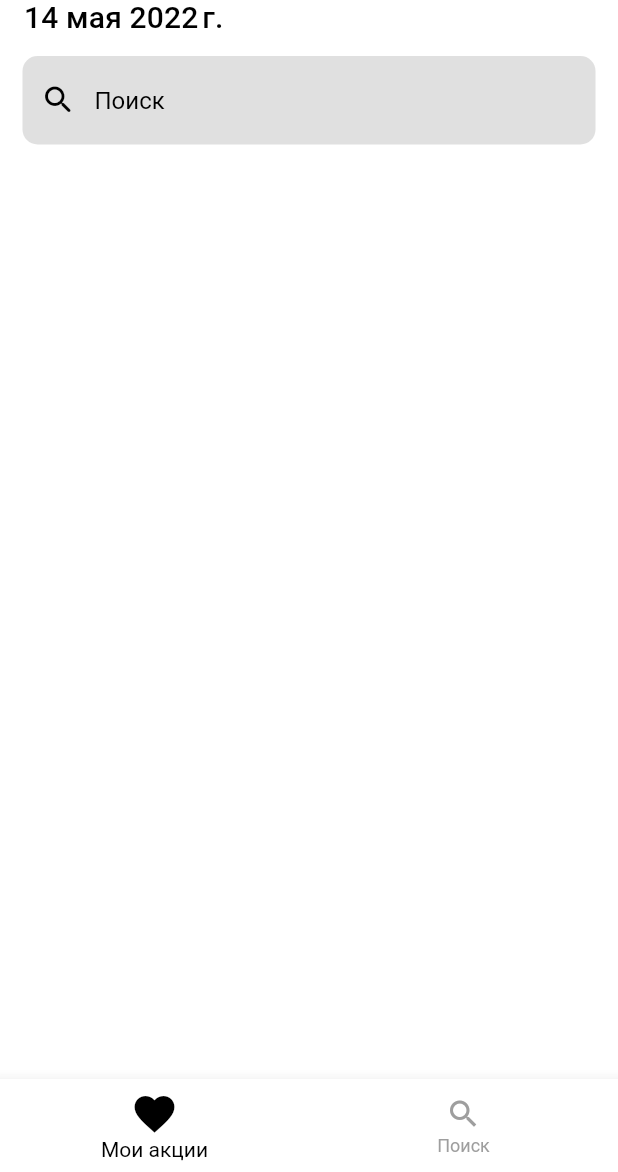
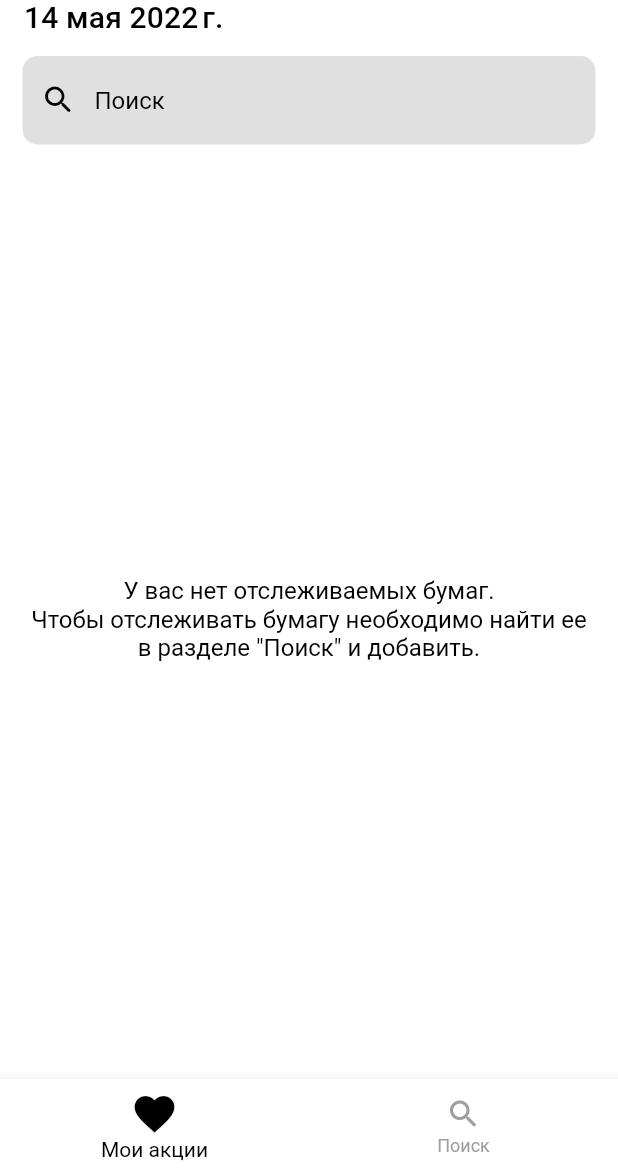
Before and after one commit to EgorShiryaev/Stonks, a Flutter app: the screen it shows after launch, on a phone screen of 412 x 824 dp, the part 64-1236 px from its top. Run offline on Flutter 3.47's test engine with Material 2 defaults, Android fonts, the phone set to English and light mode, and no system bars; our stand-ins replace connectivity_plus, dartz, flutter_bloc, get_it, google_fonts, hive and 1 more; accounts and stored records are empty.

Commit message:
Реализовано добавление в раздел "Мои акции"

```diff
--- a/lib/main.dart
+++ b/lib/main.dart
@@ -2,7 +2,6 @@ import 'package:flutter/material.dart';
 import 'package:flutter_bloc/flutter_bloc.dart';
 import 'package:hive_flutter/hive_flutter.dart';
 import 'package:intl/date_symbol_data_local.dart';
-import 'package:provider/provider.dart';
 import 'package:stonks/app_theme.dart';
 import 'package:stonks/dependecy_injection.dart';
 import 'package:stonks/presentation/BLoCs/search_stock_cubit.dart';
--- a/lib/presentation/BLoCs/follow_stock_cubit.dart
+++ b/lib/presentation/BLoCs/follow_stock_cubit.dart
@@ -8,7 +8,7 @@ class FollowStockCubit extends Cubit<FollowStockState> {
 
   FollowStockCubit({required FollowStockUseCases useCases})
       : _useCases = useCases,
-        super(FollowStockEmptyState());
+        super(FollowStockInitialState());
 
   void loadFollowedStocks() async {
     emit(FollowStockLoadingState());
@@ -25,7 +25,7 @@ class FollowStockCubit extends Cubit<FollowStockState> {
 
     final result = await _useCases.searchInFollowed(searchText);
     emit(result.fold<FollowStockState>(
-      (l) => FollowStockSearchedState(stocks: l),
+      (l) => FollowStockSearchedState(stocks: l, searchText: searchText),
       (r) => FollowStockErrorState(message: r),
     ));
   }
--- a/lib/presentation/BLoCs/follow_stock_state.dart
+++ b/lib/presentation/BLoCs/follow_stock_state.dart
@@ -2,7 +2,7 @@ import 'package:stonks/domain/entity/stock_entity.dart';
 
 abstract class FollowStockState {}
 
-class FollowStockEmptyState extends FollowStockState {}
+class FollowStockInitialState extends FollowStockState {}
 
 class FollowStockLoadingState extends FollowStockState {}
 
@@ -13,9 +13,10 @@ class FollowStockLoadedState extends FollowStockState {
 }
 
 class FollowStockSearchedState extends FollowStockState {
+  final String searchText;
   final List<StockEntity> stocks;
 
-  FollowStockSearchedState({required this.stocks});
+  FollowStockSearchedState({required this.searchText, required this.stocks});
 }
 
 class FollowStockErrorState extends FollowStockState {
--- a/lib/presentation/BLoCs/search_stock_cubit.dart
+++ b/lib/presentation/BLoCs/search_stock_cubit.dart
@@ -6,17 +6,27 @@ import '../../domain/usecases/search_stock_usecases.dart';
 class SearchStockCubit extends Cubit<SearchStockState> {
   final SearchStockUseCases _useCases;
 
+  int nRequestSendedNow = 0;
+
   SearchStockCubit({required SearchStockUseCases useCases})
       : _useCases = useCases,
-        super(SearchStockEmptyState());
+        super(SearchStockInitialState());
 
   void searchStocks(String searchText) async {
     emit(SearchStockLoadingState());
 
+    nRequestSendedNow++;
     final result = await _useCases.search(searchText);
-    emit(result.fold<SearchStockState>(
-      (l) => SearchStockLoadedState(stocks: l),
-      (r) => SearchStockErrorState(message: r),
-    ));
+    nRequestSendedNow--;
+    if (nRequestSendedNow == 0) {
+      emit(result.fold<SearchStockState>(
+        (l) => SearchStockLoadedState(stocks: l, query: searchText),
+        (r) => SearchStockErrorState(message: r),
+      ));
+    }
+  }
+
+  void stopSearching() {
+    emit(SearchStockInitialState());
   }
 }
--- a/lib/presentation/BLoCs/search_stock_state.dart
+++ b/lib/presentation/BLoCs/search_stock_state.dart
@@ -2,14 +2,15 @@ import '../../domain/entity/stock_entity.dart';
 
 abstract class SearchStockState {}
 
-class SearchStockEmptyState extends SearchStockState {}
+class SearchStockInitialState extends SearchStockState {}
 
 class SearchStockLoadingState extends SearchStockState {}
 
 class SearchStockLoadedState extends SearchStockState {
+  final String query;
   final List<StockEntity> stocks;
 
-  SearchStockLoadedState({required this.stocks});
+  SearchStockLoadedState({required this.query, required this.stocks});
 }
 
 class SearchStockErrorState extends SearchStockState {
--- a/lib/presentation/screens/follow_stocks_screen.dart
+++ b/lib/presentation/screens/follow_stocks_screen.dart
@@ -4,60 +4,58 @@ import 'package:flutter/material.dart';
 import 'package:flutter_bloc/flutter_bloc.dart';
 import 'package:stonks/presentation/BLoCs/follow_stock_cubit.dart';
 import 'package:stonks/presentation/BLoCs/follow_stock_state.dart';
-import 'package:stonks/presentation/widgets/follow_stocks_list.dart';
+import 'package:stonks/presentation/widgets/center_text.dart';
+import 'package:stonks/presentation/widgets/stocks_list.dart';
+import 'package:stonks/presentation/widgets/search_stroke.dart';
+
+import '../widgets/center_loader.dart';
+import '../widgets/stonk_widgets/stock_widget_type.dart';
 
 class FollowStocksScreen extends StatelessWidget {
   const FollowStocksScreen({Key? key}) : super(key: key);
 
+  static const emptyListText =
+      'У вас нет отслеживаемых бумаг.\nЧтобы отслеживать бумагу необходимо найти ее в разделе "Поиск" и добавить.';
+
   @override
   Widget build(BuildContext context) {
-    return BlocBuilder<FollowStockCubit, FollowStockState>(
+    return Column(
+      children: [
+        SearchStroke(
+          search: BlocProvider.of<FollowStockCubit>(context).searchStocks,
+          clear: BlocProvider.of<FollowStockCubit>(context).loadFollowedStocks,
+        ),
+        Expanded(
+          child: BlocBuilder<FollowStockCubit, FollowStockState>(
             builder: (context, state) {
               log(state.toString());
-        if (state is FollowStockEmptyState) {
-          return _buildEmptyFollowedStocks(context);
-        } else if (state is FollowStockLoadingState) {
-          return const Center(child: CircularProgressIndicator.adaptive());
+              if (state is FollowStockInitialState ||
+                  state is FollowStockLoadingState) {
+                return const CenterLoader();
               } else if (state is FollowStockErrorState) {
-          return _buildError(context, state.message);
+                return CenterText(text: state.message);
+              } else if (state is FollowStockLoadedState) {
+                log(state.stocks.toString());
+                return StocksList(
+                  stocks: state.stocks,
+                  emptyWidget: const CenterText(text: emptyListText),
+                  childrenType: StockWidgetType.follow,
+                );
               } else if (state is FollowStockSearchedState) {
-          return FollowStocksList(stocks: state.stocks);
-        } else if (state is FollowStockLoadedState) {
-          return FollowStocksList(stocks: state.stocks);
+                return StocksList(
+                  stocks: state.stocks,
+                  emptyWidget: CenterText(
+                    text: 'По запросу "${state.searchText}" ничего не найдено',
+                  ),
+                  childrenType: StockWidgetType.follow,
+                );
               } else {
-          return _buildUnknowedState(context);
+                return const CenterText(text: 'Неизвестное состояние');
               }
             },
-    );
-  }
-
-  Widget _buildEmptyFollowedStocks(BuildContext context) {
-    return Center(
-      child: Text(
-        'У вас нет отслеживаемых бумаг.\nЧтобы отслеживать бумагу необходимо найти ее по поиску и добавить.',
-        style: Theme.of(context).textTheme.caption,
-        textAlign: TextAlign.center,
           ),
-    );
-  }
-
-  Widget _buildError(BuildContext context, String message) {
-    return Center(
-      child: Text(
-        message,
-        style: Theme.of(context).textTheme.caption,
-        textAlign: TextAlign.center,
         ),
-    );
-  }
-
-  Widget _buildUnknowedState(BuildContext context) {
-    return Center(
-      child: Text(
-        'Неизвестная ошибка',
-        style: Theme.of(context).textTheme.caption,
-        textAlign: TextAlign.center,
-      ),
+      ],
     );
   }
 }
--- a/lib/presentation/screens/home_screen.dart
+++ b/lib/presentation/screens/home_screen.dart
@@ -1,5 +1,6 @@
 import 'package:flutter/material.dart';
 import 'package:stonks/presentation/screens/follow_stocks_screen.dart';
+import 'package:stonks/presentation/screens/search_stocks_screen.dart';
 import 'package:stonks/presentation/widgets/stonks_app_bar_content.dart';
 
 class HomeScreen extends StatefulWidget {
@@ -9,13 +10,12 @@ class HomeScreen extends StatefulWidget {
   State<HomeScreen> createState() => _HomeScreenState();
 }
 
-const pages = [
-  FollowStocksScreen(),
-  Center(child: Text('SEARCH STONK')),
-];
-
 class _HomeScreenState extends State<HomeScreen> {
   int _index = 0;
+  final pages = [
+    const FollowStocksScreen(),
+    const SearchStocksScreen(),
+  ];
 
   @override
   Widget build(BuildContext context) {
--- /dev/null
+++ b/lib/presentation/widgets/center_text.dart
@@ -0,0 +1,20 @@
+import 'package:flutter/material.dart';
+
+class CenterText extends StatelessWidget {
+  final String text;
+  const CenterText({Key? key, required this.text}) : super(key: key);
+
+  @override
+  Widget build(BuildContext context) {
+    return Padding(
+      padding: const EdgeInsets.symmetric(horizontal: 15.0),
+      child: Center(
+        child: Text(
+          text,
+          style: Theme.of(context).textTheme.caption,
+          textAlign: TextAlign.center,
+        ),
+      ),
+    );
+  }
+}
--- a/lib/presentation/widgets/follow_stocks_list.dart
+++ /dev/null
@@ -1,37 +0,0 @@
-import 'package:flutter/material.dart';
-import 'package:stonks/domain/entity/stock_entity.dart';
-import 'package:stonks/presentation/widgets/search_stroke.dart';
-
-import 'follow_stock_widget.dart';
-
-class FollowStocksList extends StatefulWidget {
-  final List<StockEntity> stocks;
-  const FollowStocksList({
-    Key? key,
-    required this.stocks,
-  }) : super(key: key);
-
-  @override
-  State<FollowStocksList> createState() => _FollowStocksListState();
-}
-
-class _FollowStocksListState extends State<FollowStocksList> {
-  final scrollController = ScrollController(initialScrollOffset: 50);
-
-  @override
-  Widget build(BuildContext context) {
-    return ListView.separated(
-      controller: scrollController,
-      itemCount: widget.stocks.length + 1,
-      itemBuilder: (context, index) {
-        if (index == 0) {
-          return const SearchStroke();
-        } else {
-          final stock = widget.stocks[index];
-          return FollowStockWidget(stock: stock, key: Key(stock.ticker));
-        }
-      },
-      separatorBuilder: (context, index) => const Divider(),
-    );
-  }
-}
--- a/lib/presentation/widgets/search_stroke.dart
+++ b/lib/presentation/widgets/search_stroke.dart
@@ -1,11 +1,13 @@
 import 'package:flutter/material.dart';
-import 'package:flutter_bloc/flutter_bloc.dart';
-import 'package:provider/provider.dart';
-import 'package:stonks/presentation/BLoCs/follow_stock_cubit.dart';
 
 class SearchStroke extends StatefulWidget {
+  final void Function(String text) search;
+  final void Function() clear;
+
   const SearchStroke({
     Key? key,
+    required this.search,
+    required this.clear,
   }) : super(key: key);
 
   @override
@@ -18,7 +20,7 @@ class _SearchStrokeState extends State<SearchStroke> {
   @override
   Widget build(BuildContext context) {
     return Padding(
-      padding: const EdgeInsets.symmetric(horizontal: 15.0).copyWith(top: 10),
+      padding: const EdgeInsets.symmetric(horizontal: 15.0, vertical: 10),
       child: TextField(
         focusNode: _focusNode,
         decoration: InputDecoration(
@@ -48,17 +50,19 @@ class _SearchStrokeState extends State<SearchStroke> {
     );
   }
 
-  _onChanged(String text) {
-    BlocProvider.of<FollowStockCubit>(context).searchStocks(controller.text);
+  void _onChanged(String text) {
+    setState(() {});
+    if (text.isEmpty) {
+      return widget.clear();
+    }
+    return widget.search(text);
   }
 
   _clear() {
     controller.clear();
-    _onChanged('');
+    _onChanged(controller.text);
     if (_focusNode.hasFocus) {
       FocusScope.of(context).unfocus();
-    } else {
-      FocusScope.of(context).requestFocus(_focusNode);
     }
   }
 }
--- a/lib/presentation/widgets/snack_bar_content.dart
+++ b/lib/presentation/widgets/snack_bar_content.dart
@@ -1,6 +1,5 @@
 import 'package:flutter/material.dart';
 import 'package:flutter_bloc/flutter_bloc.dart';
-import 'package:provider/provider.dart';
 import 'package:stonks/domain/entity/stock_entity.dart';
 import 'package:stonks/presentation/BLoCs/follow_stock_cubit.dart';
 
@@ -13,7 +12,7 @@ class SnackBarContent extends StatelessWidget {
     return Row(
       mainAxisAlignment: MainAxisAlignment.spaceBetween,
       children: [
-        Text('${stock.ticker} удалён'),
+        Text('${stock.ticker} удалён из раздела "Мои акции"'),
         IconButton(
           onPressed: () => _onUndo(context),
           icon: const Icon(
--- /dev/null
+++ b/lib/presentation/widgets/stocks_list.dart
@@ -0,0 +1,45 @@
+import 'package:flutter/material.dart';
+import 'package:stonks/domain/entity/stock_entity.dart';
+import 'package:stonks/presentation/widgets/stonk_widgets/follow_stock_widget.dart';
+import 'package:stonks/presentation/widgets/stonk_widgets/search_stock_widget.dart';
+import 'package:stonks/presentation/widgets/stonk_widgets/stock_widget_type.dart';
+
+class StocksList extends StatelessWidget {
+  final List<StockEntity> stocks;
+  final Widget emptyWidget;
+  final StockWidgetType childrenType;
+
+  const StocksList({
+    Key? key,
+    required this.stocks,
+    required this.emptyWidget,
+    required this.childrenType,
+  }) : super(key: key);
+
+  @override
+  Widget build(BuildContext context) {
+    if (stocks.isEmpty) {
+      return emptyWidget;
+    }
+    return ListView.separated(
+      addAutomaticKeepAlives: false,
+      addSemanticIndexes: false,
+      keyboardDismissBehavior: ScrollViewKeyboardDismissBehavior.onDrag,
+      shrinkWrap: true,
+      itemCount: stocks.length,
+      padding: const EdgeInsets.fromLTRB(15, 0, 15, 0),
+      itemBuilder: (context, index) {
+        final stock = stocks[index];
+        switch (childrenType) {
+          case StockWidgetType.follow:
+            return FollowStockWidget(stock: stock, key: Key(stock.ticker));
+          case StockWidgetType.search:
+            return SearchStockWidget(stock: stock, key: Key(stock.ticker));
+          default:
+            return const Text('UNKNOW CHILDREN TYPE');
+        }
+      },
+      separatorBuilder: (context, index) => const Divider(),
+    );
+  }
+}
--- a/lib/presentation/widgets/follow_stock_widget.dart
+++ b/lib/presentation/widgets/stonk_widgets/follow_stock_widget.dart
@@ -1,6 +1,6 @@
+
 import 'package:flutter/material.dart';
 import 'package:flutter_bloc/flutter_bloc.dart';
-import 'package:provider/provider.dart';
 import 'package:stonks/domain/entity/stock_entity.dart';
 import 'package:stonks/presentation/BLoCs/follow_stock_cubit.dart';
 import 'package:stonks/presentation/widgets/snack_bar_content.dart';
@@ -83,11 +83,11 @@ class _FollowStockWidgetState extends State<FollowStockWidget> {
                 crossAxisAlignment: CrossAxisAlignment.start,
                 children: [
                   Text(
-                    widget.stock.title,
+                    widget.stock.ticker,
                     style: Theme.of(context).textTheme.subtitle2,
                   ),
                   Text(
-                    widget.stock.ticker,
+                    widget.stock.title,
                     style: Theme.of(context).textTheme.caption,
                   )
                 ],
--- /dev/null
+++ b/lib/presentation/widgets/stonk_widgets/stock_widget_type.dart
@@ -0,0 +1,4 @@
+enum StockWidgetType{
+  follow,
+  search,
+}
```
Also changed, not shown: lib/data/datasources/follow_stock_local_datasource.dart (+28 -14 lines), lib/data/datasources/search_stock_remote_datasource.dart (+10 -4 lines), lib/presentation/screens/search_stocks_screen.dart (added, +47 -0 lines), lib/presentation/widgets/center_loader.dart (added, +10 -0 lines), lib/presentation/widgets/stonk_widgets/search_stock_widget.dart (added, +53 -0 lines). Lines whose indentation alone changed are shown as unchanged.
